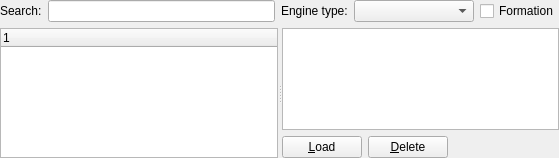
Before: the Qt Designer form src/Module/src/Logbook/LogbookWidget.ui in till213/SkyDolly, drawn with Qt 5.
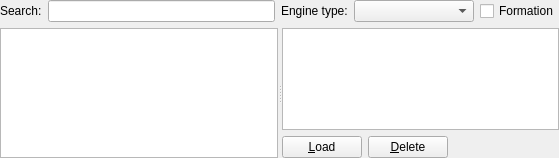
After: the same form once the commit is applied.

The edit to the form file:
```diff
--- a/src/Module/src/Logbook/LogbookWidget.ui
+++ b/src/Module/src/Logbook/LogbookWidget.ui
@@ -90,7 +90,7 @@
        </size>
       </property>
       <attribute name="headerVisible">
-       <bool>true</bool>
+       <bool>false</bool>
       </attribute>
       <column>
        <property name="text">
```
